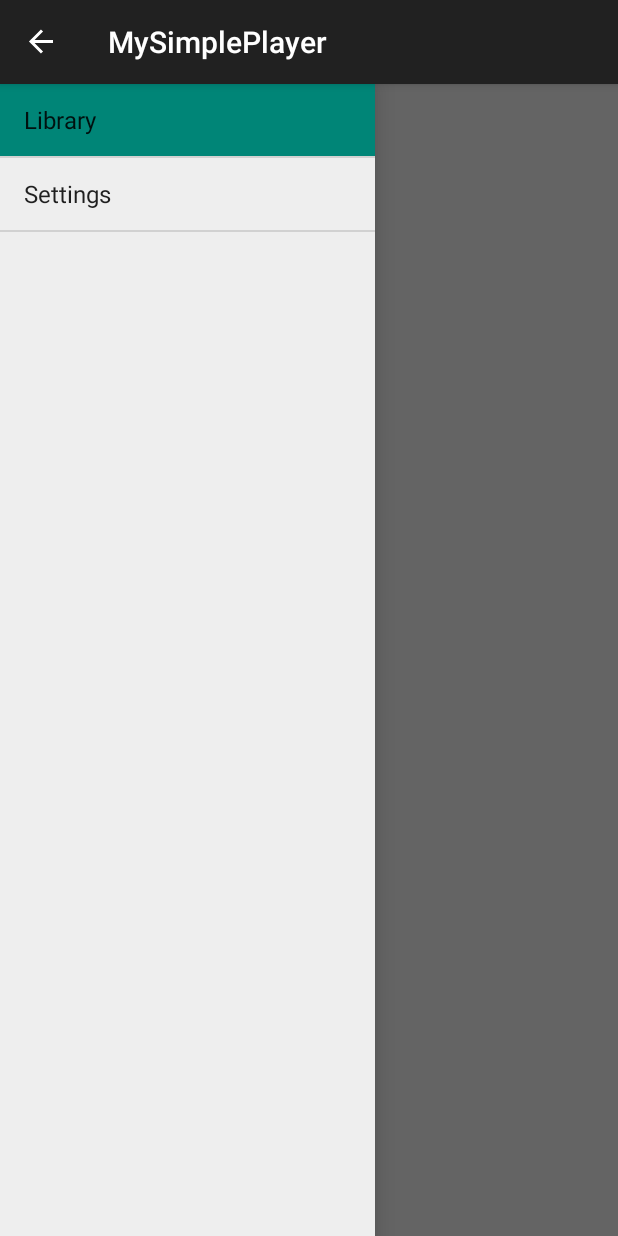
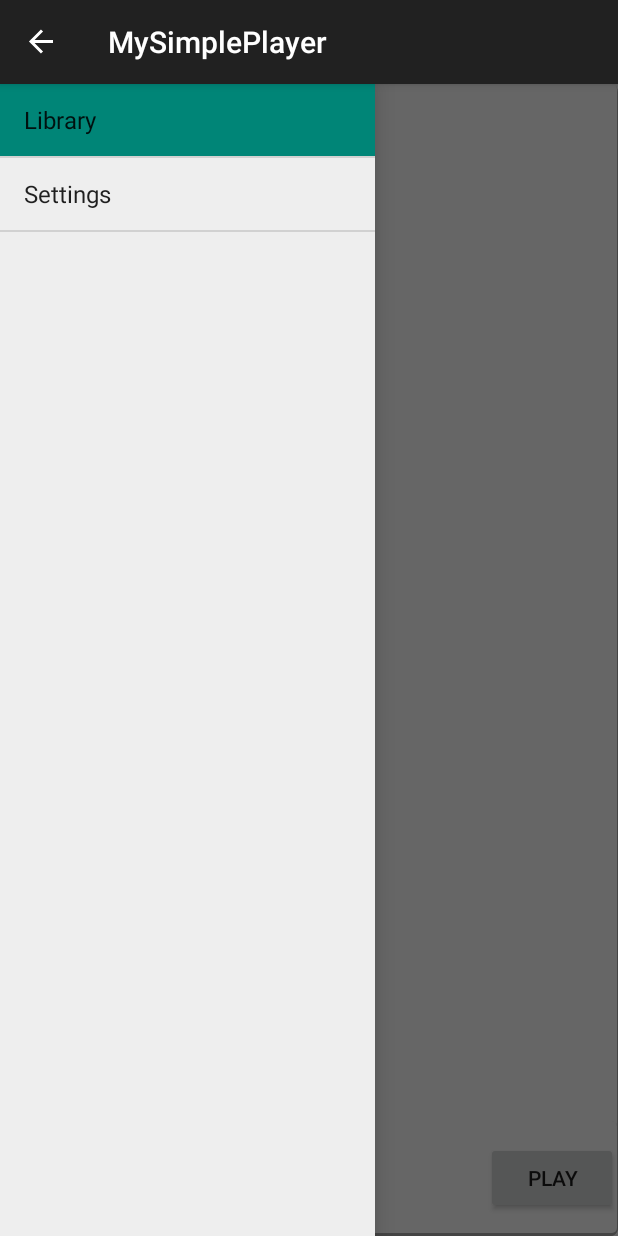
Before and after one commit to JulijanasJezov/Android-Music-Player, an Android app: the screen it shows after launch (MainActivity), with the side drawer open, on a phone screen of 412 x 824 dp. Run offline under Robolectric (Android 15) with nearby library versions, the phone set to English and light mode, and no system bars; 5 statements that could not run were skipped.

```diff
--- a/app/src/main/java/com/jj/mysimpleplayer/Helpers.java
+++ b/app/src/main/java/com/jj/mysimpleplayer/Helpers.java
@@ -1,4 +1,17 @@
 package com.jj.mysimpleplayer;
+
+import android.content.ContentResolver;
+import android.content.ContentUris;
+import android.content.Context;
+import android.database.Cursor;
+import android.graphics.Bitmap;
+import android.net.Uri;
+import android.provider.MediaStore;
+
+import java.util.ArrayList;
+import java.util.Collections;
+import java.util.Comparator;
+import java.util.HashMap;
 
 public class Helpers {
 
@@ -18,4 +31,65 @@ public class Helpers {
         return elapsedHours != 0 ? String.format("%d:%d:%02d", elapsedHours, elapsedMinutes, elapsedSeconds)
                 : String.format("%d:%02d", elapsedMinutes, elapsedSeconds);
     }
+
+    public static ArrayList<Song> getSongLibrary(Context context) {
+        ContentResolver musicResolver = context.getContentResolver();
+        Uri imageUri = Uri.parse("content://media/external/audio/albumart");
+        Uri musicUri = MediaStore.Audio.Media.EXTERNAL_CONTENT_URI;
+        String selection = MediaStore.Audio.Media.IS_MUSIC + " != 0";
+
+        Cursor musicCursor = musicResolver.query(musicUri, null, selection, null, null);
+
+        ArrayList<Song> songLibrary = new ArrayList<>();
+        if(musicCursor != null && musicCursor.moveToFirst()){
+            int titleColumn = musicCursor.getColumnIndex
+                    (android.provider.MediaStore.Audio.Media.TITLE);
+            int idColumn = musicCursor.getColumnIndex
+                    (android.provider.MediaStore.Audio.Media._ID);
+            int artistColumn = musicCursor.getColumnIndex
+                    (android.provider.MediaStore.Audio.Media.ARTIST);
+            int albumIdColumn = musicCursor.getColumnIndex
+                    (MediaStore.Audio.Albums.ALBUM_ID);
+
+            // Store loaded images
+            HashMap<Integer, Bitmap> fetchedImages = new HashMap<>();
+
+            do {
+                int thisId = musicCursor.getInt(idColumn);
+                String thisTitle = musicCursor.getString(titleColumn);
+                String thisArtist = musicCursor.getString(artistColumn);
+                int albumId = musicCursor.getInt(albumIdColumn);
+
+                Uri albumArtUri = ContentUris.withAppendedId(imageUri, albumId);
+
+                Bitmap coverArt = null;
+
+                // Load image if it's already been loaded once
+                coverArt = fetchedImages.get(albumId);
+
+                if (coverArt == null) {
+                    try {
+                        coverArt = MediaStore.Images.Media.getBitmap(context.getContentResolver(), albumArtUri);
+
+                        if (coverArt != null) {
+                            fetchedImages.put(albumId, coverArt);
+                        }
+                    } catch (Exception ex) { }
+                }
+
+                songLibrary.add(new Song(thisId, albumId, thisTitle, thisArtist, coverArt));
+            }
+            while (musicCursor.moveToNext());
+
+            Collections.sort(songLibrary, new Comparator<Song>() {
+                public int compare(Song a, Song b) {
+                    return a.getTitle().compareTo(b.getTitle());
+                }
+            });
+
+            musicCursor.close();
+        }
+
+        return songLibrary;
+    }
 }
--- a/app/src/main/java/com/jj/mysimpleplayer/LibraryFragment.java
+++ b/app/src/main/java/com/jj/mysimpleplayer/LibraryFragment.java
@@ -1,11 +1,14 @@
 package com.jj.mysimpleplayer;
 
 import android.app.Fragment;
+import android.content.Intent;
 import android.os.Bundle;
 import android.view.LayoutInflater;
 import android.view.View;
 import android.view.ViewGroup;
 import android.widget.ListView;
+
+import java.util.ArrayList;
 
 
 public class LibraryFragment extends Fragment {
--- a/app/src/main/java/com/jj/mysimpleplayer/MainActivity.java
+++ b/app/src/main/java/com/jj/mysimpleplayer/MainActivity.java
@@ -3,17 +3,11 @@ package com.jj.mysimpleplayer;
 import android.app.Fragment;
 import android.app.FragmentManager;
 import android.content.ComponentName;
-import android.content.ContentResolver;
-import android.content.ContentUris;
 import android.content.Context;
 import android.content.Intent;
 import android.content.ServiceConnection;
 import android.content.res.Configuration;
-import android.database.Cursor;
-import android.graphics.Bitmap;
-import android.net.Uri;
 import android.os.IBinder;
-import android.provider.MediaStore;
 import android.support.v7.app.ActionBarDrawerToggle;
 import android.support.v4.widget.DrawerLayout;
 import android.support.v7.app.AppCompatActivity;
@@ -22,19 +16,19 @@ import android.view.MenuItem;
 import android.view.View;
 import android.widget.AdapterView;
 import android.widget.ArrayAdapter;
+import android.widget.Button;
 import android.widget.ListView;
+import android.widget.TextView;
 
 
 import java.util.ArrayList;
-import java.util.Collections;
-import java.util.Comparator;
-import java.util.HashMap;
 
 import com.jj.mysimpleplayer.PlaybackService.PlaybackBinder;
 
 public class MainActivity extends AppCompatActivity  {
 
     public final static String SONG_POSITION = "com.jj.mysimpleplayer.SONG_POS";
+    public final static String PLAY_REQUEST = "com.jj.mysimpleplayer.PLAY_REQ";
 
     private ActionBarDrawerToggle mDrawerToggle;
     private DrawerLayout mDrawerLayout;
@@ -68,8 +62,7 @@ public class MainActivity extends AppCompatActivity  {
             }
         });
 
-        songLibrary = new ArrayList<>();
-        getSongLibrary();
+        songLibrary = Helpers.getSongLibrary(this);
 
         if (savedInstanceState == null) {
             openFragment(0);
@@ -83,14 +76,8 @@ public class MainActivity extends AppCompatActivity  {
 
         if(playbackIntent==null){
             playbackIntent = new Intent(this, PlaybackService.class);
-            bindService(playbackIntent, playbackServiceConnection, Context.BIND_AUTO_CREATE);
             startService(playbackIntent);
         }
-    }
-
-    @Override
-    protected void onResume() {
-        super.onResume();
 
         bindService(playbackIntent, playbackServiceConnection, Context.BIND_AUTO_CREATE);
     }
@@ -104,6 +91,9 @@ public class MainActivity extends AppCompatActivity  {
             playbackService = binder.getService();
 
             playbackService.setSongLibrary(songLibrary);
+
+            initMiniPlayerUI();
+
             playbackBound = true;
         }
 
@@ -196,72 +186,41 @@ public class MainActivity extends AppCompatActivity  {
         mDrawerLayout.setDrawerListener(mDrawerToggle);
     }
 
-    public void getSongLibrary() {
-        ContentResolver musicResolver = getContentResolver();
-        Uri imageUri = Uri.parse("content://media/external/audio/albumart");
-        Uri musicUri = MediaStore.Audio.Media.EXTERNAL_CONTENT_URI;
-        String selection = MediaStore.Audio.Media.IS_MUSIC + " != 0";
+    private void initMiniPlayerUI() {
+        Song song = songLibrary.get(playbackService.getCurrentSong());
+        TextView songTitle = (TextView)findViewById(R.id.current_song);
+        songTitle.setText(song.getTitle());
 
-        Cursor musicCursor = musicResolver.query(musicUri, null, selection, null, null);
+        Button playPauseButton = (Button)findViewById(R.id.play_pause);
+        playPauseButton.setText(playbackService.isPlaying() ? "Pause" : "Play");
 
-        if(musicCursor != null && musicCursor.moveToFirst()){
-            int titleColumn = musicCursor.getColumnIndex
-                    (android.provider.MediaStore.Audio.Media.TITLE);
-            int idColumn = musicCursor.getColumnIndex
-                    (android.provider.MediaStore.Audio.Media._ID);
-            int artistColumn = musicCursor.getColumnIndex
-                    (android.provider.MediaStore.Audio.Media.ARTIST);
-            int albumIdColumn = musicCursor.getColumnIndex
-                    (MediaStore.Audio.Albums.ALBUM_ID);
-
-            // Store loaded images
-            HashMap<Integer, Bitmap> fetchedImages = new HashMap<>();
-
-            do {
-                int thisId = musicCursor.getInt(idColumn);
-                String thisTitle = musicCursor.getString(titleColumn);
-                String thisArtist = musicCursor.getString(artistColumn);
-                int albumId = musicCursor.getInt(albumIdColumn);
-
-                Uri albumArtUri = ContentUris.withAppendedId(imageUri, albumId);
-
-                Bitmap coverArt = null;
-
-                // Load image if it's already been loaded once
-                coverArt = fetchedImages.get(albumId);
-
-                if (coverArt == null) {
-                    try {
-                        coverArt = MediaStore.Images.Media.getBitmap(getContentResolver(), albumArtUri);
-
-                        if (coverArt != null) {
-                            fetchedImages.put(albumId, coverArt);
-                        }
-                    } catch (Exception ex) { }
-                }
-
-                songLibrary.add(new Song(thisId, albumId, thisTitle, thisArtist, coverArt));
-            }
-            while (musicCursor.moveToNext());
-
-            Collections.sort(songLibrary, new Comparator<Song>() {
-                public int compare(Song a, Song b) {
-                    return a.getTitle().compareTo(b.getTitle());
-                }
-            });
-
-            musicCursor.close();
-        }
     }
 
     public void playSong(View view) {
         // Get song position from a song title view tag
         int songPos = Integer.parseInt(view.findViewById(R.id.song_title).getTag().toString());
-        playbackService.setCurrentSong(songPos);
-        playbackService.playSong();
+        openPlayerIntent(songPos, true);
+    }
 
+    public void openPlayer(View view) {
+        openPlayerIntent(playbackService.getCurrentSong(), false);
+    }
+
+    private void openPlayerIntent(int songPos, boolean playReq) {
         Intent intent = new Intent(this, PlayerActivity.class);
         intent.putExtra(SONG_POSITION, songPos);
+        intent.putExtra(PLAY_REQUEST, playReq);
         startActivity(intent);
     }
+
+    public void playPauseClick(View view) {
+        Button playPauseButton = (Button) view;
+        if (playbackService.isPlaying()) {
+            playPauseButton.setText("Play");
+            playbackService.pauseSong();
+        } else {
+            playPauseButton.setText("Pause");
+            playbackService.unpauseSong();
+        }
+    }
 }
--- a/app/src/main/res/layout/activity_main.xml
+++ b/app/src/main/res/layout/activity_main.xml
@@ -4,10 +4,72 @@
     android:layout_width="match_parent"
     android:layout_height="match_parent">
 
-    <FrameLayout
-        android:id="@+id/frame_container"
-        android:layout_width="match_parent"
-        android:layout_height="match_parent" />
+    <LinearLayout
+        android:layout_width="fill_parent"
+        android:layout_height="fill_parent"
+        android:layout_weight=".9"
+        android:onClick="openPlayer"
+        android:background="@drawable/shadow_bg"
+        android:orientation="vertical"
+        android:gravity="center">
+
+        <FrameLayout
+            android:id="@+id/frame_container"
+            android:layout_width="match_parent"
+            android:layout_height="match_parent"
+            android:layout_weight=".1"/>
+
+        <LinearLayout
+            android:layout_width="fill_parent"
+            android:layout_height="fill_parent"
+            android:layout_weight=".9"
+            android:onClick="openPlayer"
+            android:background="@drawable/shadow_bg"
+            android:orientation="horizontal"
+            android:gravity="center">
+
+            <LinearLayout
+                android:layout_width="0dp"
+                android:layout_height="fill_parent"
+                android:layout_weight=".2"
+                android:id="@+id/mini_player"
+                android:onClick="openPlayer"
+                android:orientation="vertical"
+                android:gravity="center">
+
+                <TextView
+                    android:layout_width="wrap_content"
+                    android:textColor="#000000"
+                    android:textSize="14sp"
+                    android:gravity="center"
+                    android:scrollHorizontally="true"
+                    android:ellipsize="end"
+                    android:lines="1"
+                    android:text="Playing now"
+                    android:layout_height="wrap_content" />
+
+                <TextView
+                    android:id="@+id/current_song"
+                    android:layout_width="wrap_content"
+                    android:layout_height="wrap_content"
+                    android:textColor="#000000"
+                    android:textSize="20sp"
+                    android:textStyle="bold"
+                    android:gravity="center"
+                    android:scrollHorizontally="true"
+                    android:ellipsize="end"
+                    android:lines="1"/>
+
+            </LinearLayout>
+
+            <Button
+                android:layout_width="wrap_content"
+                android:layout_height="wrap_content"
+                android:id="@+id/play_pause"
+                android:onClick="playPauseClick"
+                android:text="@string/play_button"/>
+        </LinearLayout>
+    </LinearLayout>
 
     <ListView
         android:id="@+id/side_nav"
@@ -17,5 +79,4 @@
         android:choiceMode="singleChoice"
         android:dividerHeight="1dp"
         android:background="#ffeeeeee"/>
-
 </android.support.v4.widget.DrawerLayout>
--- a/app/src/main/res/values/strings.xml
+++ b/app/src/main/res/values/strings.xml
@@ -9,7 +9,10 @@
         <item >Library</item>
         <item >Settings</item>
     </string-array>
+
     <string name="title_activity_player">PlayerActivity</string>
     <string name="default_time">0:00</string>
+    <string name="play_button">Play</string>
+
 
 </resources>
```
Also changed, not shown: app/src/main/java/com/jj/mysimpleplayer/PlaybackService.java (+20 -3 lines), app/src/main/java/com/jj/mysimpleplayer/PlayerActivity.java (+27 -6 lines), app/src/main/java/com/jj/mysimpleplayer/SongAdapter.java (+8 -1 lines), app/src/main/res/layout/fragment_library.xml (+8 -6 lines).
